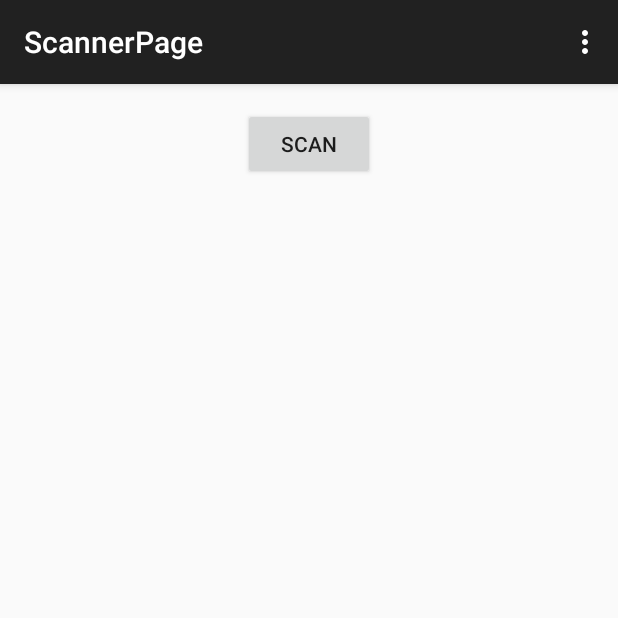
After one commit to mikegwyn17/DIY-Project-Suggestor, an Android app: the ScannerPage screen opened directly, with no data from a screen before it, on a phone screen of 412 x 824 dp, the top half of it. The commit adds this screen. Run offline under Robolectric (Android 15) with nearby library versions, the phone set to English and light mode, and no system bars.

Commit message:
Scanner should work i hope

```diff
--- a/Planogrammer/app/build.gradle
+++ b/Planogrammer/app/build.gradle
@@ -19,8 +19,16 @@ android {
     }
 }
 
+repositories {
+    mavenCentral()
+
+    maven {
+        url "https://raw.github.com/embarkmobile/zxing-android-minimal/mvn-repo/maven-repository/"
+    }
+}
+
 dependencies {
-    compile fileTree(include: ['*.jar'], dir: 'libs')
+    compile 'com.google.zxing:core:2.2'
     compile 'com.android.support:appcompat-v7:21.0.3'
-    compile 'me.dm7.barcodescanner:zxing:1.6.3'
+    compile 'com.embarkmobile:zxing-android-minimal:1.2.1@aar'
 }
--- a/Planogrammer/app/src/main/AndroidManifest.xml
+++ b/Planogrammer/app/src/main/AndroidManifest.xml
@@ -16,6 +16,10 @@
                 <category android:name="android.intent.category.LAUNCHER" />
             </intent-filter>
         </activity>
+        <activity
+            android:name=".ScannerPage"
+            android:label="@string/title_activity_scanner_page" >
+        </activity>
     </application>
 
 </manifest>
--- /dev/null
+++ b/Planogrammer/app/src/main/java/com/example/felipe/planogrammer/ScannerPage.java
@@ -0,0 +1,57 @@
+package com.example.felipe.planogrammer;
+
+import android.support.v7.app.ActionBarActivity;
+import android.os.Bundle;
+import android.view.Menu;
+import android.view.MenuItem;
+import android.view.View;
+import android.widget.Button;
+import android.widget.TextView;
+
+import com.google.zxing.integration.android.IntentIntegrator;
+
+public class ScannerPage extends ActionBarActivity implements View.OnClickListener {
+
+    private Button scanBtn;
+    private TextView formatTxt, contentTxt;
+
+    @Override
+    protected void onCreate(Bundle savedInstanceState) {
+        super.onCreate(savedInstanceState);
+        setContentView(R.layout.activity_scanner_page);
+        scanBtn = (Button)findViewById(R.id.scan_button);
+        formatTxt = (TextView)findViewById(R.id.scan_format);
+        contentTxt = (TextView)findViewById(R.id.scan_content);
+        scanBtn.setOnClickListener(this);
+    }
+
+
+    @Override
+    public boolean onCreateOptionsMenu(Menu menu) {
+        // Inflate the menu; this adds items to the action bar if it is present.
+        getMenuInflater().inflate(R.menu.menu_scanner_page, menu);
+        return true;
+    }
+
+    @Override
+    public boolean onOptionsItemSelected(MenuItem item) {
+        // Handle action bar item clicks here. The action bar will
+        // automatically handle clicks on the Home/Up button, so long
+        // as you specify a parent activity in AndroidManifest.xml.
+        int id = item.getItemId();
+
+        //noinspection SimplifiableIfStatement
+        if (id == R.id.action_settings) {
+            return true;
+        }
+
+        return super.onOptionsItemSelected(item);
+    }
+
+    public void onClick(View v){
+//respond to clicks
+        if(v.getId()==R.id.scan_button){
+            IntentIntegrator.initiateScan(this);
+        }
+    }
+}
--- /dev/null
+++ b/Planogrammer/app/src/main/res/layout/activity_scanner_page.xml
@@ -0,0 +1,34 @@
+<RelativeLayout xmlns:android="http://schemas.android.com/apk/res/android"
+    xmlns:tools="http://schemas.android.com/tools" android:layout_width="match_parent"
+    android:layout_height="match_parent" android:paddingLeft="@dimen/activity_horizontal_margin"
+    android:paddingRight="@dimen/activity_horizontal_margin"
+    android:paddingTop="@dimen/activity_vertical_margin"
+    android:paddingBottom="@dimen/activity_vertical_margin"
+    tools:context="com.example.felipe.planogrammer.ScannerPage">
+
+    <RelativeLayout xmlns:android="http://schemas.android.com/apk/res/android"
+        xmlns:tools="http://schemas.android.com/tools"
+        android:layout_width="match_parent"
+        android:layout_height="match_parent" >
+        <Button android:id="@+id/scan_button"
+            android:layout_width="wrap_content"
+            android:layout_height="wrap_content"
+            android:layout_centerHorizontal="true"
+            android:text="@string/scan" />
+        <TextView
+            android:id="@+id/scan_format"
+            android:layout_width="wrap_content"
+            android:layout_height="wrap_content"
+            android:textIsSelectable="true"
+            android:layout_centerHorizontal="true"
+            android:layout_below="@id/scan_button" />
+        <TextView
+            android:id="@+id/scan_content"
+            android:layout_width="wrap_content"
+            android:layout_height="wrap_content"
+            android:textIsSelectable="true"
+            android:layout_centerHorizontal="true"
+            android:layout_below="@id/scan_format" />
+    </RelativeLayout>
+
+</RelativeLayout>
--- /dev/null
+++ b/Planogrammer/app/src/main/res/menu/menu_scanner_page.xml
@@ -0,0 +1,7 @@
+<menu xmlns:android="http://schemas.android.com/apk/res/android"
+    xmlns:app="http://schemas.android.com/apk/res-auto"
+    xmlns:tools="http://schemas.android.com/tools"
+    tools:context="com.example.felipe.planogrammer.ScannerPage">
+    <item android:id="@+id/action_settings" android:title="@string/action_settings"
+        android:orderInCategory="100" app:showAsAction="never" />
+</menu>
--- a/Planogrammer/app/src/main/res/values/strings.xml
+++ b/Planogrammer/app/src/main/res/values/strings.xml
@@ -3,4 +3,6 @@
 
     <string name="hello_world">Hello world!</string>
     <string name="action_settings">Settings</string>
+    <string name="scan">Scan</string>
+    <string name="title_activity_scanner_page">ScannerPage</string>
 </resources>
--- a/Planogrammer/build.gradle
+++ b/Planogrammer/build.gradle
@@ -3,6 +3,7 @@
 buildscript {
     repositories {
         jcenter()
+
     }
     dependencies {
         classpath 'com.android.tools.build:gradle:1.1.0'
--- a/Planogrammer/settings.gradle
+++ b/Planogrammer/settings.gradle
@@ -1,2 +1 @@
 include ':app'
-include ':libraries:zxing-master'
```
Also changed, not shown: 2 other files.
